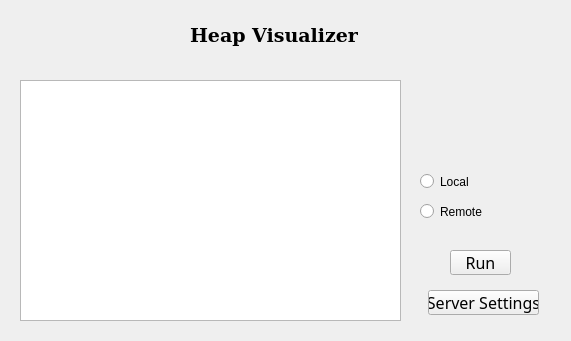
First picture: the form in mainwindow.ui, repository Braalfa/VSPtrInterface, before the edit.
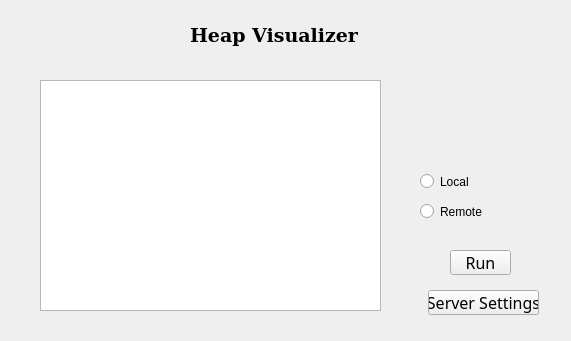
Second picture: the form after the edit.

What changed in the file:
```diff
--- a/mainwindow.ui
+++ b/mainwindow.ui
@@ -35,16 +35,6 @@
      <string>Heap Visualizer</string>
     </property>
    </widget>
-   <widget class="QTableView" name="tableView">
-    <property name="geometry">
-     <rect>
-      <x>20</x>
-      <y>80</y>
-      <width>381</width>
-      <height>241</height>
-     </rect>
-    </property>
-   </widget>
    <widget class="QPushButton" name="serverSettingsBtn">
     <property name="geometry">
      <rect>
@@ -109,6 +99,16 @@
      <string>Remote</string>
     </property>
    </widget>
+   <widget class="QTableWidget" name="tableWidget">
+    <property name="geometry">
+     <rect>
+      <x>40</x>
+      <y>80</y>
+      <width>341</width>
+      <height>231</height>
+     </rect>
+    </property>
+   </widget>
   </widget>
  </widget>
  <layoutdefault spacing="6" margin="11"/>
```
